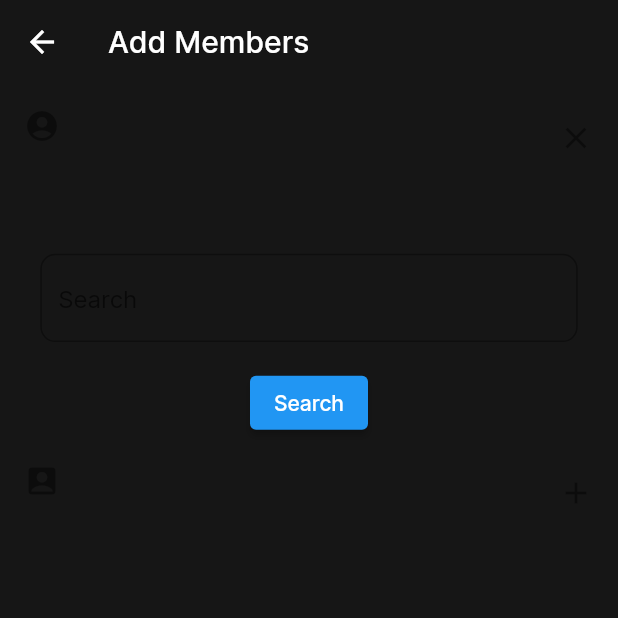
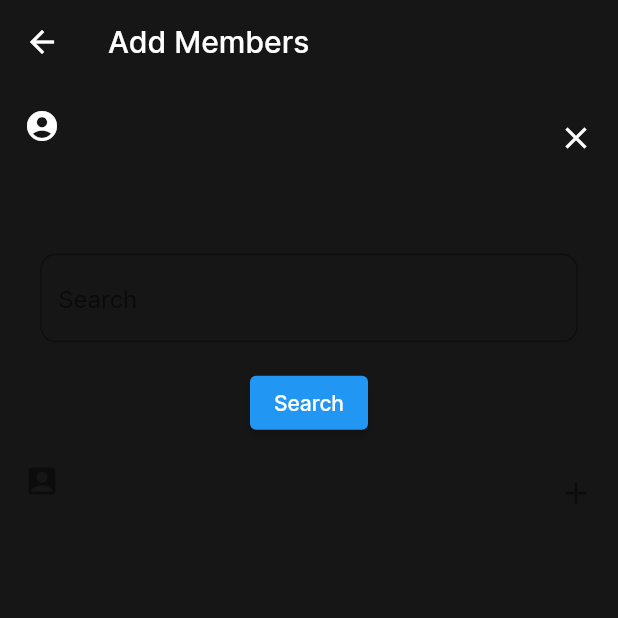
Before and after one commit to ibrahimfekry/Talker, a Flutter app: the AddMembersInGroup screen opened directly, after a tap on "Search", on a phone screen of 412 x 824 dp, the top half of it. Run offline on Flutter 3.47's test engine with Material 2 defaults, Android fonts, the phone set to English and light mode, and no system bars; our stand-ins replace audioplayers, bloc, cloud_firestore, conditional_builder_null_safety, contacts_service, curved_navigation_bar and 12 more; missing offline and left inert: flutter_cached_pdfview, flutter_facebook_auth, flutter_sound_lite; accounts and stored records are empty; project files that could hold a hidden picture were left out.

Commit message:
group_cubit

```diff
--- a/lib/main.dart
+++ b/lib/main.dart
@@ -3,6 +3,7 @@ import 'package:firebase_core/firebase_core.dart';
 import 'package:flutter_bloc/flutter_bloc.dart';
 import 'package:talki/shared/bloc_observer/bloc_observer.dart';
 import 'package:talki/shared/constants/theme.dart';
+import 'package:talki/shared/cubit/group_cubit/group_cubit.dart';
 import 'firebase_options.dart';
 import 'layout/home_layout_screen.dart';
 import 'shared/cubit/layout_cubt/layout_cubit.dart';
@@ -43,6 +44,7 @@ class MyApp extends StatelessWidget{
               BlocProvider(create: (context) => LayoutCubit()),
               BlocProvider(create: (context) => LoginCubit()),
               BlocProvider(create: (context) => ChatCubit()),
+              BlocProvider(create: (context) => GroupCubit()),
             ],
             child: MaterialApp(
               routes: {
--- a/lib/modules/GroupChatRoom/create_group/add_members.dart
+++ b/lib/modules/GroupChatRoom/create_group/add_members.dart
@@ -1,7 +1,9 @@
 import 'package:cloud_firestore/cloud_firestore.dart';
 import 'package:firebase_auth/firebase_auth.dart';
 import 'package:flutter/material.dart';
-
+import 'package:flutter_bloc/flutter_bloc.dart';
+import 'package:talki/shared/cubit/group_cubit/group_cubit.dart';
+import 'package:talki/shared/cubit/group_cubit/group_state.dart';
 import 'create_group.dart';
 
 class AddMembersInGroup extends StatefulWidget {
@@ -12,23 +14,26 @@ class AddMembersInGroup extends StatefulWidget {
 }
 
 class _AddMembersInGroupState extends State<AddMembersInGroup> {
-  final TextEditingController _search = TextEditingController();
-  FirebaseFirestore _firestore = FirebaseFirestore.instance;
-  FirebaseAuth _auth = FirebaseAuth.instance;
+  //////////////////////// variables
+  final TextEditingController searchController = TextEditingController();
+  final FirebaseFirestore fireStore = FirebaseFirestore.instance;
+  final FirebaseAuth auth = FirebaseAuth.instance;
   List<Map<String, dynamic>> membersList = [];
   bool isLoading = false;
   Map<String, dynamic>? userMap;
 
+  //////////////////////// init state
   @override
   void initState() {
     super.initState();
     getCurrentUserDetails();
   }
 
+  ////////////////////////
   void getCurrentUserDetails() async {
-    await _firestore
+    await fireStore
         .collection('users')
-        .doc(_auth.currentUser!.uid)
+        .doc(auth.currentUser!.uid)
         .get()
         .then((map) {
       setState(() {
@@ -47,9 +52,9 @@ class _AddMembersInGroupState extends State<AddMembersInGroup> {
       isLoading = true;
     });
 
-    await _firestore
+    await fireStore
         .collection('users')
-        .where("email", isEqualTo: _search.text)
+        .where("email", isEqualTo: searchController.text)
         .get()
         .then((value) {
       setState(() {
@@ -84,7 +89,7 @@ class _AddMembersInGroupState extends State<AddMembersInGroup> {
   }
 
   void onRemoveMembers(int index) {
-    if (membersList[index]['uid'] != _auth.currentUser!.uid) {
+    if (membersList[index]['uid'] != auth.currentUser!.uid) {
       setState(() {
         membersList.removeAt(index);
       });
@@ -94,10 +99,12 @@ class _AddMembersInGroupState extends State<AddMembersInGroup> {
   @override
   Widget build(BuildContext context) {
     final Size size = MediaQuery.of(context).size;
-
-    return Scaffold(
+    GroupCubit groupCubit = GroupCubit.get(context);
+    return BlocConsumer<GroupCubit, GroupState>(
+      listener: (context, state) {},
+      builder: (context, state) => Scaffold(
         appBar: AppBar(
-        title: Text("Add Members"),
+          title: const Text("Add Members"),
         ),
         body: SingleChildScrollView(
           child: Column(
@@ -107,14 +114,21 @@ class _AddMembersInGroupState extends State<AddMembersInGroup> {
                 child: ListView.builder(
                   itemCount: membersList.length,
                   shrinkWrap: true,
-                physics: NeverScrollableScrollPhysics(),
+                  physics: const NeverScrollableScrollPhysics(),
                   itemBuilder: (context, index) {
                     return ListTile(
                       onTap: () => onRemoveMembers(index),
-                    leading: Icon(Icons.account_circle),
+                      leading: const Icon(
+                        Icons.account_circle,
+                        color: Colors.white,
+                      ),
+                      //title: const Text(""),
                       title: Text(membersList[index]['name']),
                       subtitle: Text(membersList[index]['email']),
-                    trailing: Icon(Icons.close),
+                      trailing: const Icon(
+                        Icons.close,
+                        color: Colors.white,
+                      ),
                     );
                   },
                 ),
@@ -130,7 +144,7 @@ class _AddMembersInGroupState extends State<AddMembersInGroup> {
                   height: size.height / 14,
                   width: size.width / 1.15,
                   child: TextField(
-                  controller: _search,
+                    controller: searchController,
                     decoration: InputDecoration(
                       hintText: "Search",
                       border: OutlineInputBorder(
@@ -151,7 +165,9 @@ class _AddMembersInGroupState extends State<AddMembersInGroup> {
                       child: CircularProgressIndicator(),
                     )
                   : ElevatedButton(
-                    onPressed: onSearch,
+                      onPressed: () {
+                        onSearch();
+                      },
                       child: Text("Search"),
                     ),
               userMap != null
@@ -178,6 +194,7 @@ class _AddMembersInGroupState extends State<AddMembersInGroup> {
                 ),
               )
             : SizedBox(),
+      ),
     );
   }
 }
--- /dev/null
+++ b/lib/shared/cubit/group_cubit/group_cubit.dart
@@ -0,0 +1,43 @@
+import 'package:bloc/bloc.dart';
+import 'package:cloud_firestore/cloud_firestore.dart';
+import 'package:firebase_auth/firebase_auth.dart';
+import 'package:flutter/foundation.dart';
+import 'package:flutter_bloc/flutter_bloc.dart';
+import '../../../models/users_model.dart';
+import 'group_state.dart';
+
+class GroupCubit extends Cubit<GroupState> {
+  GroupCubit() : super(GroupInitial());
+  static GroupCubit get (context) => BlocProvider.of(context);
+
+  // List<UserModelRegister> memberList = [];
+  // searchUser({textSearch}) async {
+  //   FirebaseFirestore data = FirebaseFirestore.instance;
+  //   emit(SearchGroupLoading());
+  //   await data.collection('users').where("firstName", isEqualTo: textSearch.text).get()
+  //       .then((value) {
+  //         memberList.add(UserModelRegister.fromJson(value.docs[0].data()));
+  //         emit(SearchGroupSuccess());
+  //         print(memberList);
+  //   }).catchError((error){
+  //     print('Search Error is $error');
+  //     emit(SearchGroupError());
+  //   });
+  //   return memberList;
+  // }
+
+  // void getCurrentUserDetails() async {
+  //   FirebaseFirestore data = FirebaseFirestore.instance;
+  //   FirebaseAuth auth = FirebaseAuth.instance;
+  //   await data.collection('users').doc(auth.currentUser!.uid).get().then((map) {
+  //       memberList.add({
+  //         "name": map['name'],
+  //         "email": map['email'],
+  //         "uid": map['uid'],
+  //         "isAdmin": true,
+  //       });
+  //   });
+  // }
+
+
+}
--- /dev/null
+++ b/lib/shared/cubit/group_cubit/group_state.dart
@@ -0,0 +1,15 @@
+abstract class GroupState {}
+
+class GroupInitial extends GroupState {}
+
+class SearchGroupLoading extends GroupState{}
+
+class SearchGroupSuccess extends GroupState{}
+
+class SearchGroupError extends GroupState{}
+
+class GetUserDetailsLoading extends GroupState{}
+
+class GetUserDetailsSuccess extends GroupState{}
+
+class GetUserDetailsError extends GroupState{}
--- a/lib/shared/cubit/login_register_cubit/login_cubit.dart
+++ b/lib/shared/cubit/login_register_cubit/login_cubit.dart
@@ -203,7 +203,7 @@ class LoginCubit extends Cubit<LoginStates> {
 
   // Search method
   List<UserModelRegister> userListSearch = [];
-  searchUser({text, index}) async {
+  searchUser({text}) async {
     FirebaseFirestore data = FirebaseFirestore.instance;
    emit(SearchLoading());
     await data.collection('users').where(
```
Also changed, not shown: lib/modules/GroupChatRoom/add_members.dart (+126 -126 lines), lib/modules/GroupChatRoom/group_info.dart (+9 -9 lines). Lines whose indentation alone changed are shown as unchanged.
